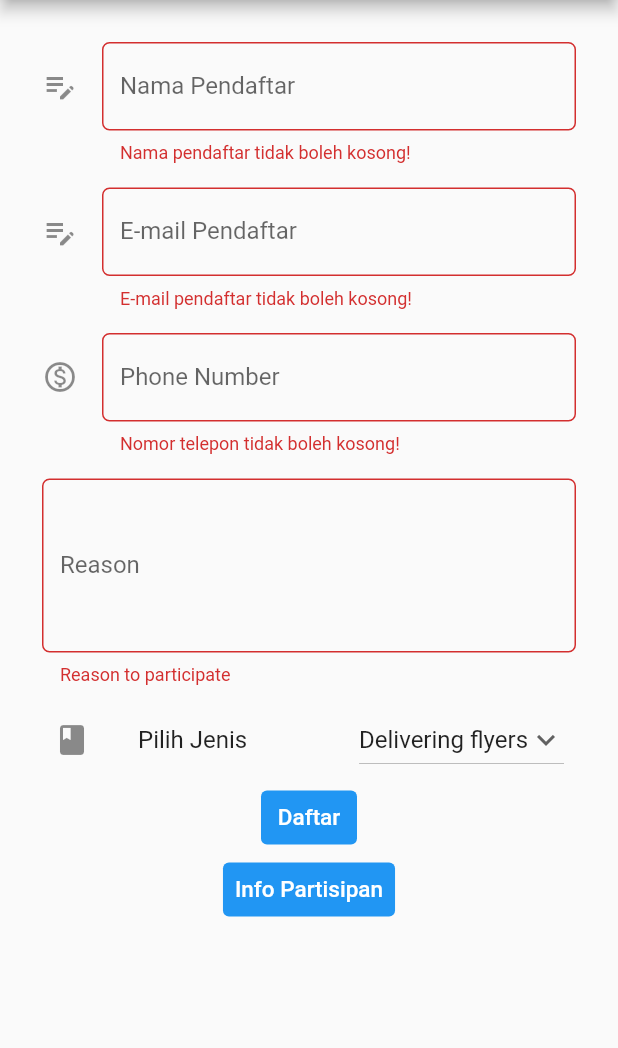
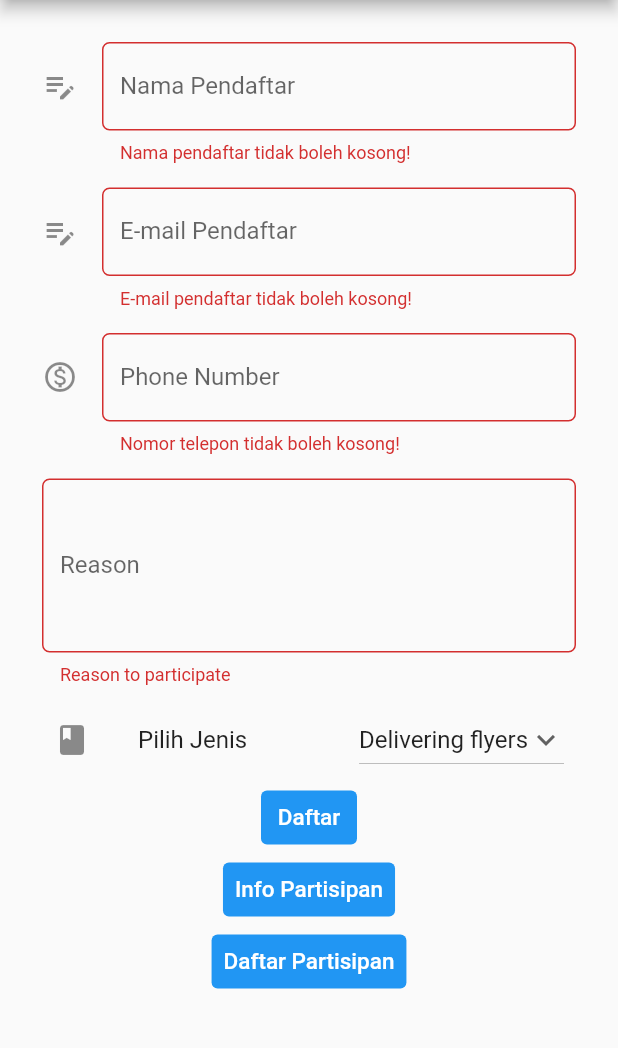
Before and after one commit to bryan273/Ecoist-App, a Flutter app: the ParticipatePage screen opened directly, after a tap on "Daftar", on a phone screen of 412 x 824 dp, the part 84-1132 px from its top. Run offline on Flutter 3.47's test engine with Material 2 defaults, Android fonts, the phone set to English and light mode, and no system bars; our stand-ins replace syncfusion_flutter_charts; missing offline and left inert: dart:html, pbp_django_auth.

Commit message:
Edit participate form

```diff
--- a/lib/landing/components/drawer_user.dart
+++ b/lib/landing/components/drawer_user.dart
@@ -58,7 +58,7 @@ class DrawerUser extends StatelessWidget {
             },
           ),
           ListTile(
-            title: const Text('Form Partisipan'),
+            title: const Text('Join Campaign'),
             onTap: () {
               // Route menu ke halaman utama
               logout(request);
@@ -70,19 +70,6 @@ class DrawerUser extends StatelessWidget {
               );
             },
           ),
-          ListTile(
-            title: const Text('Daftar Partisipan'),
-            onTap: () {
-              // Route menu ke halaman utama
-              logout(request);
-              Navigator.pushReplacement(
-                context,
-                MaterialPageRoute(
-                    builder: (context) => const TesParticipants(
-                    )),
-              );
-            },
-          ),
         ],
       ),
     );
--- a/lib/participate/page/join_form.dart
+++ b/lib/participate/page/join_form.dart
@@ -1,3 +1,4 @@
+import 'package:ecoist/participate/page/tes_participants.dart';
 import 'package:flutter/material.dart';
 import 'package:ecoist/main.dart';
 import 'package:ecoist/landing/components/drawer_user.dart';
@@ -242,6 +243,22 @@ class _ParticipateFormPageState extends State<ParticipatePage> {
                     style: TextStyle(color: Colors.white, fontSize: 15),
                   ),
                 ),
+                TextButton(
+                  style: ButtonStyle(
+                    backgroundColor: MaterialStateProperty.all(Colors.blue),
+                  ),
+                  onPressed: () {
+                    Navigator.push(
+                      context,
+                      MaterialPageRoute(builder: (context) => const TesParticipants()),
+                    );
+                    clearText();
+                  },
+                  child: const Text(
+                    "Daftar Partisipan",
+                    style: TextStyle(color: Colors.white, fontSize: 15),
+                  ),
+                ),
               ],
             ),
           ),
--- a/lib/participate/page/tes_participants.dart
+++ b/lib/participate/page/tes_participants.dart
@@ -15,7 +15,7 @@ class _TesParticipantsState extends State<TesParticipants> {
   Widget build(BuildContext context) {
     return Scaffold(
       appBar: AppBar(
-        title: const Text('My Watch List'),
+        title: const Text('Daftar Partisipan'),
       ),
       drawer: DrawerUser(),
       body: FutureBuilder(
```
Also changed, not shown: 4 other files.
